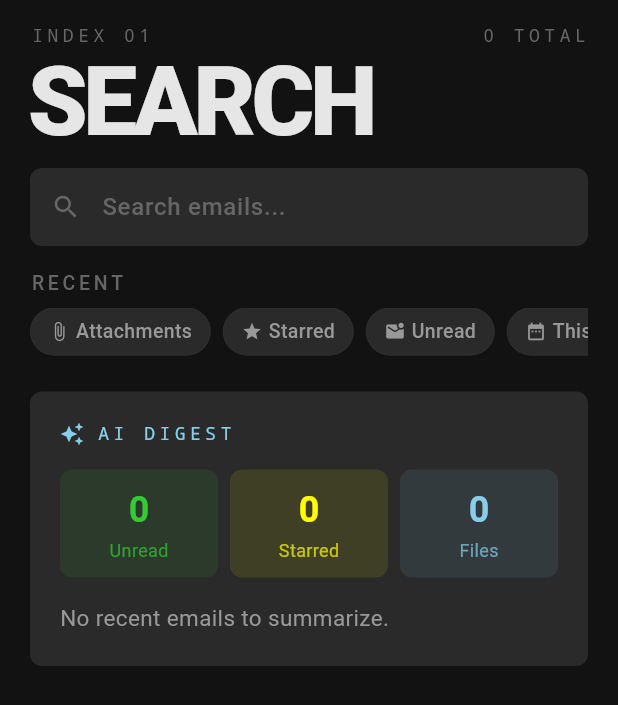
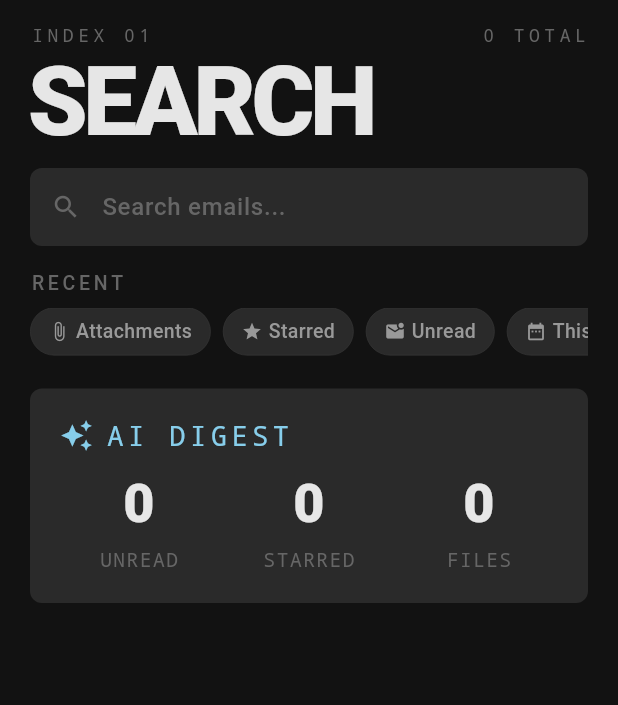
Before and after one commit to aida-arch/VoidMail, a Flutter app: the SearchView widget shown alone on an empty page, opened directly, on a phone screen of 412 x 824 dp. Shown: the top 705 px of the screen. Run offline on Flutter 3.47's test engine with Material 3 defaults, Android fonts, the phone set to English and light mode, and no system bars; our stand-ins replace audioplayers, file_picker, flutter_dotenv, flutter_local_notifications, local_auth, open_filex and 2 more; missing offline and left inert: flutter_web_auth_2, workmanager; accounts and stored records are empty; statements that could not run were skipped.

Commit message:
Redesign AI Digest card: clean stat pills, remove digest text
- Remove colored pill backgrounds, use white numbers with uppercase labels
- Increase stat number and label sizes for better readability
- Remove digest text section from card

Co-Authored-By: Claude Opus 4.6 <noreply@anthropic.com>

```diff
--- a/lib/views/search/search_view.dart
+++ b/lib/views/search/search_view.dart
@@ -211,7 +211,7 @@ class _SearchViewState extends State<SearchView> {
             ),
           ),
 
-          const SizedBox(height: 24),
+          const SizedBox(height: 22),
 
           // AI Digest card
           VoidCard(
@@ -222,19 +222,20 @@ class _SearchViewState extends State<SearchView> {
                   children: [
                     const Icon(
                       Icons.auto_awesome,
-                      size: 16,
+                      size: 22,
                       color: VoidColors.accentSkyBlue,
                     ),
                     const SizedBox(width: 8),
                     Text(
                       'AI DIGEST',
                       style: Typo.metaLabel.copyWith(
+                        fontSize: 18,
                         color: VoidColors.accentSkyBlue,
                       ),
                     ),
                   ],
                 ),
-                const SizedBox(height: 16),
+                const SizedBox(height: 8),
 
                 // Stats row
                 Row(
@@ -258,22 +259,6 @@ class _SearchViewState extends State<SearchView> {
                     ),
                   ],
                 ),
-                const SizedBox(height: 16),
-
-                // Digest text
-                if (_isLoadingDigest)
-                  Column(
-                    children: const [
-                      ShimmerLine(width: double.infinity, height: 14),
-                      SizedBox(height: 8),
-                      ShimmerLine(width: 200, height: 14),
-                    ],
-                  )
-                else if (_digestText != null)
-                  Text(
-                    _digestText!,
-                    style: Typo.subhead.copyWith(height: 1.5),
-                  ),
               ],
             ),
           ),
@@ -286,31 +271,26 @@ class _SearchViewState extends State<SearchView> {
 
   Widget _buildStatPill(String value, String label, Color color) {
     return Expanded(
-      child: Container(
-        padding: const EdgeInsets.symmetric(vertical: 10),
-        decoration: BoxDecoration(
-          color: color.withValues(alpha: 0.1),
-          borderRadius: BorderRadius.circular(8),
-        ),
       child: Column(
         children: [
           Text(
             value,
-              style: TextStyle(
-                fontSize: 24,
-                fontWeight: FontWeight.bold,
-                color: color,
+            style: const TextStyle(
+              fontSize: 36,
+              fontWeight: FontWeight.w900,
+              color: VoidColors.textPrimary,
             ),
           ),
-            const SizedBox(height: 2),
+          const SizedBox(height: 4),
           Text(
-              label,
-              style: Typo.caption.copyWith(
-                color: color.withValues(alpha: 0.7),
+            label.toUpperCase(),
+            style: Typo.mono.copyWith(
+              fontSize: 13,
+              color: VoidColors.textTertiary,
+              letterSpacing: 1,
             ),
           ),
         ],
-        ),
       ),
     );
   }
```
Lines whose indentation alone changed are shown as unchanged.
